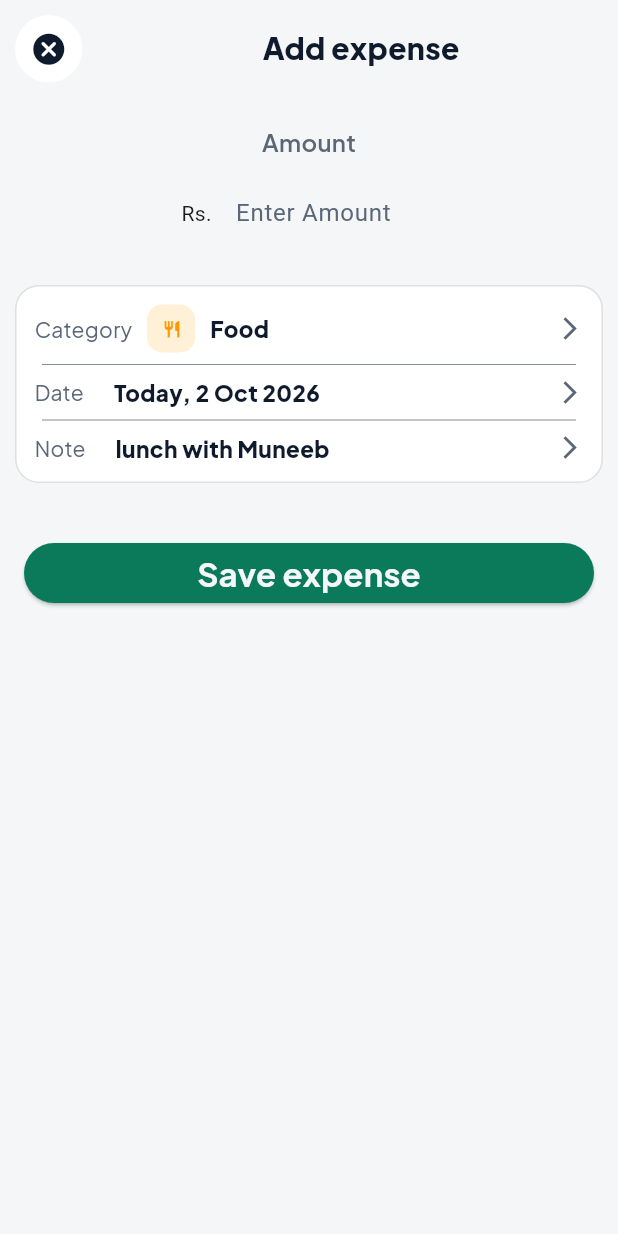
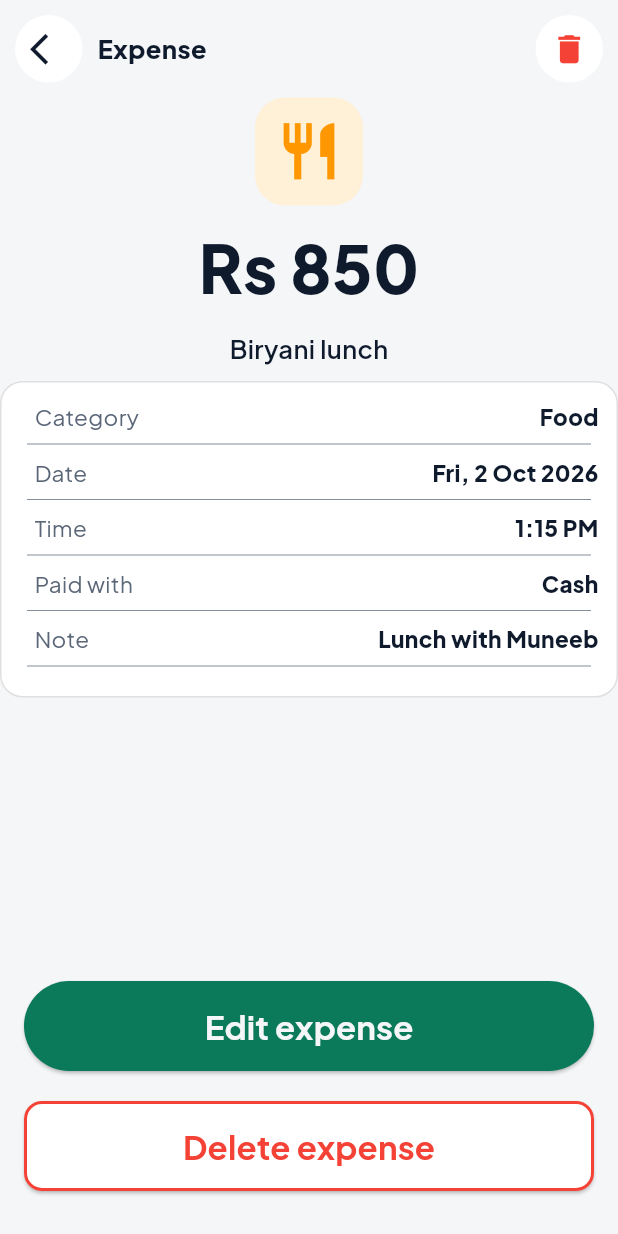
Before and after one commit to muneebustad987-stack/Kharcha-App-DSTP-Project, a Flutter app: the AddExpenseScreen screen opened directly, after a tap on "Save expense", on a phone screen of 412 x 824 dp. Run offline on Flutter 3.47's test engine with Material 3 defaults, Android fonts, the phone set to English and light mode, and no system bars; our stand-ins replace fl_chart, google_fonts, image_picker.

Commit message:
Add Floating Axtion button

```diff
--- a/lib/veiws/Add_expense_screen.dart
+++ b/lib/veiws/Add_expense_screen.dart
@@ -1,6 +1,7 @@
 import 'package:flutter/material.dart';
 import 'package:google_fonts/google_fonts.dart';
 import 'package:my_kharcha/constants/app_colors.dart';
+import 'package:my_kharcha/veiws/Edit_expenses.dart';
 
 class AddExpenseScreen extends StatefulWidget {
   const AddExpenseScreen({super.key});
@@ -81,7 +82,13 @@ class _AddExpenseScreenState extends State<AddExpenseScreen> {
                   mainAxisAlignment: MainAxisAlignment.center,
                   mainAxisSize: MainAxisSize.min,
                   children: [
-                    Text("Rs."),
+                    Text("Rs.",
+                      style: GoogleFonts.plusJakartaSans(
+                        color: AppColors.greyTxt,
+                        fontSize: 15,
+                        fontWeight: FontWeight.w800,
+                      ),
+                    ),
                     SizedBox(
                       width: (priceController.text.length * 15.0 + 30).clamp(
                         150.0,
@@ -95,7 +102,10 @@ class _AddExpenseScreenState extends State<AddExpenseScreen> {
                           setState(() {});
                         },
                         keyboardType: TextInputType.number,
-                        style: const TextStyle(color: AppColors.greyTxt),
+                        style:  GoogleFonts.plusJakartaSans(color: AppColors.blackTxt,
+                          fontSize: 22,
+                          fontWeight: FontWeight.w800,
+                        ),
                         decoration: InputDecoration(
                           fillColor: Colors.transparent,
                           filled: true,
@@ -118,27 +128,6 @@ class _AddExpenseScreenState extends State<AddExpenseScreen> {
                     ),
                   ],
                 ),
-                // Row(
-                //   mainAxisAlignment: MainAxisAlignment.center,
-                //   children: [
-                //     Text(
-                //       "Rs",
-                //       style: GoogleFonts.plusJakartaSans(
-                //         color: AppColors.greyTxt,
-                //         fontSize: 26,
-                //         fontWeight: FontWeight.w700,
-                //       ),
-                //     ),
-                //     Text(
-                //       "1,250",
-                //       style: GoogleFonts.plusJakartaSans(
-                //         color: AppColors.blackTxt,
-                //         fontSize: 38,
-                //         fontWeight: FontWeight.w800,
-                //       ),
-                //     )
-                //   ],
-                // ),
               ],
             ),
             SizedBox(height: 10),
@@ -266,7 +255,7 @@ class _AddExpenseScreenState extends State<AddExpenseScreen> {
                 ),
               ),
             ),
-            SizedBox(height: 30),
+            Spacer(),
             Container(
               padding: EdgeInsets.symmetric(horizontal: 16),
               width: double.infinity,
@@ -276,14 +265,19 @@ class _AddExpenseScreenState extends State<AddExpenseScreen> {
                   backgroundColor: AppColors.greenBg,
                 ),
                 onPressed: () {
-                  isLoading = false;
-                  setState(() {});
+                  Navigator.push(
+                    context,
+                    MaterialPageRoute(
+                      builder: (context) => const EditExpenses(),
+                    ),
+                  );
+                    setState(() {});
                 },
                 child: isLoading
                     ? Row(
                         mainAxisAlignment: MainAxisAlignment.center,
                         children: [
-                          const SizedBox(
+                           SizedBox(
                             width: 20,
                             height: 20,
                             child: CircularProgressIndicator(
@@ -291,7 +285,7 @@ class _AddExpenseScreenState extends State<AddExpenseScreen> {
                               strokeWidth: 2,
                             ),
                           ),
-                          const SizedBox(width: 12),
+                           SizedBox(width: 12),
                         ],
                       )
                     : Text(
@@ -304,6 +298,7 @@ class _AddExpenseScreenState extends State<AddExpenseScreen> {
                       ),
               ),
             ),
+            SizedBox(height: 30),
           ],
         ),
       ),
--- /dev/null
+++ b/lib/veiws/Edit_expenses.dart
@@ -0,0 +1,348 @@
+import 'package:flutter/material.dart';
+import 'package:google_fonts/google_fonts.dart';
+import 'package:my_kharcha/constants/app_colors.dart';
+import 'package:my_kharcha/veiws/HomeScreen.dart';
+class EditExpenses extends StatefulWidget {
+  const EditExpenses({super.key});
+
+  @override
+  State<EditExpenses> createState() => _EditExpensesState();
+}
+
+class _EditExpensesState extends State<EditExpenses> {
+  bool isLoading = false;
+  @override
+  Widget build(BuildContext context) {
+    return Scaffold(
+      backgroundColor: AppColors.appBg,
+      body: SafeArea(
+        child: Column(
+            crossAxisAlignment: CrossAxisAlignment.start,
+            children: [
+            Row(
+              children: [
+                GestureDetector(
+                onTap: () {
+                  Navigator.push(
+                    context,
+                    MaterialPageRoute(
+                      builder: (context) => const HomeScreen(),
+                    ),
+                  );
+                },
+                        child: Container(
+                          padding: EdgeInsets.symmetric(horizontal: 10, vertical: 10),
+                          margin: EdgeInsets.symmetric(horizontal: 10, vertical: 10),
+                          decoration: BoxDecoration(
+                color: AppColors.bottomNavBarBg,
+                borderRadius: BorderRadius.circular(25),
+                          ),
+                          child: Icon(
+                Icons.arrow_back_ios,
+                color: AppColors.blackTxt,
+                size: 25,
+                          ),
+                        ),
+                ),
+
+                Text(
+                  "Expense",
+                  style: GoogleFonts.plusJakartaSans(
+                    color: AppColors.blackTxt,
+                    fontSize: 17,
+                    fontWeight: FontWeight.w800,
+                  ),
+                ),
+                Spacer(),
+                GestureDetector(
+                  onTap: () {
+                    Navigator.pop(context);
+                  },
+                  child: Container(
+                    padding: EdgeInsets.symmetric(horizontal: 10, vertical: 10),
+                    margin: EdgeInsets.symmetric(horizontal: 10, vertical: 10),
+                    decoration: BoxDecoration(
+                      color: AppColors.bottomNavBarBg,
+                      borderRadius: BorderRadius.circular(25),
+                    ),
+                    child: Icon(
+                      Icons.delete,
+                      color: Colors.red,
+                      size: 25,
+                    ),
+                  ),
+                ),
+              ],
+            ),
+              Center(
+                child: Container(
+                  height: 72,
+                  width: 72,
+                  padding: EdgeInsets.all(10),
+                  decoration: BoxDecoration(
+                    color: Color(0xFFFFF0D8),
+                    borderRadius: BorderRadius.circular(20),
+                  ),
+                  child: Icon(
+                    Icons.restaurant,
+                    color: Colors.orange,
+                    size: 45,
+                  ),
+                ),
+              ),
+              SizedBox(height: 10),
+              Center(
+                child: Column(
+                  children: [
+                    Text(
+                      "Rs 850",
+                      style: GoogleFonts.plusJakartaSans(
+                        color: AppColors.blackTxt,
+                        fontSize: 44,
+                        fontWeight: FontWeight.w800,
+                      ),
+                    )
+                  ],
+                ),
+              ),
+              SizedBox(height: 10),
+              Center(
+                child: Text(
+                  "Biryani lunch",
+                  style: GoogleFonts.plusJakartaSans(
+                    color: AppColors.blackTxt,
+                    fontSize: 17,
+                    fontWeight: FontWeight.w600,
+                  ),
+                ),
+              ),
+    SizedBox(height: 10),
+    Container(
+    width: double.infinity,
+    decoration: BoxDecoration(
+    color: AppColors.bottomNavBarBg,
+    borderRadius: BorderRadius.circular(15),
+    border: BoxBorder.all(color: Colors.grey.shade300),
+    ),
+    child: Padding(
+    padding: const EdgeInsets.all(12.0),
+    child: Column(
+    children: [
+    Row(
+    children: [
+    SizedBox(width: 10),
+    Text(
+    "Category",
+    style: GoogleFonts.plusJakartaSans(
+    color: AppColors.greyTxt,
+    fontSize: 15,
+    fontWeight: FontWeight.w400,
+    ),
+    ),
+    Spacer(),
+   Text(
+     "Food",
+     style: GoogleFonts.plusJakartaSans(
+       color: AppColors.blackTxt,
+       fontSize: 15,
+       fontWeight: FontWeight.w800,
+     ),
+   )
+    ],
+    ),
+      Divider(
+        color: AppColors.greyTxt,
+        indent: 5,
+        endIndent: 5,
+        thickness: 0.5,
+      ),
+      Row(
+        children: [
+          SizedBox(width: 10),
+          Text(
+            "Date",
+            style: GoogleFonts.plusJakartaSans(
+              color: AppColors.greyTxt,
+              fontSize: 15,
+              fontWeight: FontWeight.w400,
+            ),
+          ),
+          Spacer(),
+          Text(
+            "Fri, 2 Oct 2026",
+            style: GoogleFonts.plusJakartaSans(
+              color: AppColors.blackTxt,
+              fontSize: 15,
+              fontWeight: FontWeight.w800,
+            ),
+          )
+        ],
+      ),
+      Divider(
+        color: AppColors.greyTxt,
+        indent: 5,
+        endIndent: 5,
+        thickness: 0.5,
+      ),
+      Row(
+        children: [
+          SizedBox(width: 10),
+          Text(
+            "Time",
+            style: GoogleFonts.plusJakartaSans(
+              color: AppColors.greyTxt,
+              fontSize: 15,
+              fontWeight: FontWeight.w400,
+            ),
+          ),
+          Spacer(),
+          Text(
+            "1:15 PM",
+            style: GoogleFonts.plusJakartaSans(
+              color: AppColors.blackTxt,
+              fontSize: 15,
+              fontWeight: FontWeight.w800,
+            ),
+          )
+        ],
+      ),
+      Divider(
+        color: AppColors.greyTxt,
+        indent: 5,
+        endIndent: 5,
+        thickness: 0.5,
+      ),
+      Row(
+        children: [
+          SizedBox(width: 10),
+          Text(
+            "Paid with",
+            style: GoogleFonts.plusJakartaSans(
+              color: AppColors.greyTxt,
+              fontSize: 15,
+              fontWeight: FontWeight.w400,
+            ),
+          ),
+          Spacer(),
+          Text(
+            "Cash",
+            style: GoogleFonts.plusJakartaSans(
+              color: AppColors.blackTxt,
+              fontSize: 15,
+              fontWeight: FontWeight.w800,
+            ),
+          )
+        ],
+      ),
+      Divider(
+        color: AppColors.greyTxt,
+        indent: 5,
+        endIndent: 5,
+        thickness: 0.5,
+      ),
+      Row(
+        children: [
+          SizedBox(width: 10),
+          Text(
+            "Note",
+            style: GoogleFonts.plusJakartaSans(
+              color: AppColors.greyTxt,
+              fontSize: 15,
+              fontWeight: FontWeight.w400,
+            ),
+          ),
+          Spacer(),
+          Text(
+            "Lunch with Muneeb",
+            style: GoogleFonts.plusJakartaSans(
+              color: AppColors.blackTxt,
+              fontSize: 15,
+              fontWeight: FontWeight.w800,
+            ),
+          )
+        ],
+      ),
+      Divider(
+        color: AppColors.greyTxt,
+        indent: 5,
+        endIndent: 5,
+        thickness: 0.5,
+      ),
+              ],
+            ),
+            ),
+    ),
+              Spacer(),
+              Container(
+                padding: EdgeInsets.symmetric(horizontal: 16),
+                width: double.infinity,
+                height: 60,
+                child: ElevatedButton(
+                  style: ElevatedButton.styleFrom(
+                    backgroundColor: AppColors.greenBg,
+                  ),
+                  onPressed: () {
+                    setState(() {});
+                  },
+                  child: isLoading
+                      ? Row(
+                    mainAxisAlignment: MainAxisAlignment.center,
+                    children: [
+                      SizedBox(width: 12),
+                    ],
+                  )
+                      : Text(
+                    "Edit expense",
+                    style: GoogleFonts.plusJakartaSans(
+                      color: AppColors.appBg,
+                      fontSize: 22,
+                      fontWeight: FontWeight.bold,
+                    ),
+                  ),
+                ),
+              ),
+              SizedBox(height: 20),
+              Container(
+                padding: EdgeInsets.symmetric(horizontal: 16),
+                width: double.infinity,
+                height: 60,
+                child: ElevatedButton(
+                  style: ElevatedButton.styleFrom(
+
+                    backgroundColor: AppColors.bottomNavBarBg,
+                    side: BorderSide(
+                      color: Colors.red,
+                      width: 2,
+                    ),
+                    shape: RoundedRectangleBorder(
+                      borderRadius: BorderRadius.circular(12),
+                    ),
+
+                  ),
+                  onPressed: () {
+                    setState(() {});
+                  },
+                  child: isLoading
+                      ? Row(
+                    mainAxisAlignment: MainAxisAlignment.center,
+                    children: [
+                      SizedBox(width: 12),
+                    ],
+                  )
+                      : Text(
+                    "Delete expense",
+                    style: GoogleFonts.plusJakartaSans(
+                      color: Colors.red,
+                      fontSize: 22,
+                      fontWeight: FontWeight.bold,
+                    ),
+                  ),
+                ),
+              ),
+              SizedBox(height: 30),
+    ],
+        ),
+      ),
+      );
+  }
+}
--- a/lib/veiws/HomeScreen.dart
+++ b/lib/veiws/HomeScreen.dart
@@ -1,5 +1,8 @@
+import 'dart:io';
+
 import 'package:flutter/material.dart';
 import 'package:google_fonts/google_fonts.dart';
+import 'package:image_picker/image_picker.dart';
 import 'package:my_kharcha/constants/app_colors.dart';
 
 class HomeScreen extends StatefulWidget {
@@ -10,6 +13,7 @@ class HomeScreen extends StatefulWidget {
 }
 
 class _HomeScreenState extends State<HomeScreen> {
+
   List<Map<String, dynamic>> myList = [
     {
       'title': 'Biryani lunch',
@@ -52,10 +56,28 @@ class _HomeScreenState extends State<HomeScreen> {
       'bgColor': Color(0xFFEDE2FF),
     },
   ];
+  File? myImage ;
 
   @override
   Widget build(BuildContext context) {
+
     return Scaffold(
+     floatingActionButton:  FloatingActionButton(
+       heroTag: UniqueKey(),
+       key: UniqueKey(),
+       onPressed: () async {
+         ImagePicker picker = ImagePicker();
+         XFile? image = await picker.pickImage(source: ImageSource.gallery);
+         if (image != null) {
+           myImage = File(image.path);
+           if (myImage != null){
+             print("Image Path ${myImage!.path}");
+             setState(() {});
+           }
+         }
+       } ,
+       child: Icon(Icons.browse_gallery),
+     ),
       backgroundColor: AppColors.appBg,
       body: SafeArea(
         child: Padding(
@@ -64,6 +86,16 @@ class _HomeScreenState extends State<HomeScreen> {
             children: [
               Row(
                 children: [
+                 myImage != null
+                  ? CircleAvatar(
+                   backgroundColor: AppColors.lightGreen,
+                   radius: 38,
+                   child: CircleAvatar(
+                     radius: 32,
+                     backgroundImage: FileImage(myImage!),
+                   ),
+                 )
+                 : SizedBox.shrink(),
                   RichText(
                     text: TextSpan(
                       text: "Good Morning",
@@ -100,6 +132,7 @@ class _HomeScreenState extends State<HomeScreen> {
                 ],
               ),
               SizedBox(height: 20),
+
               Container(
                 width: double.infinity,
                 height: 160,
@@ -255,6 +288,7 @@ class _HomeScreenState extends State<HomeScreen> {
                                 color: AppColors.blackTxt,
                               ),
                             ),
+
                           ],
                         ),
                       );
@@ -262,7 +296,9 @@ class _HomeScreenState extends State<HomeScreen> {
                   ),
                 ),
               ),
+
             ],
+
           ),
         ),
       ),
--- a/pubspec.yaml
+++ b/pubspec.yaml
@@ -36,6 +36,7 @@ dependencies:
   cupertino_icons: ^1.0.8
   google_fonts: ^8.0.0
   fl_chart: ^1.3.1
+  image_picker: ^1.2.3
 
 dev_dependencies:
   flutter_test:
```
Also changed, not shown: pubspec.lock, 5 other files.
